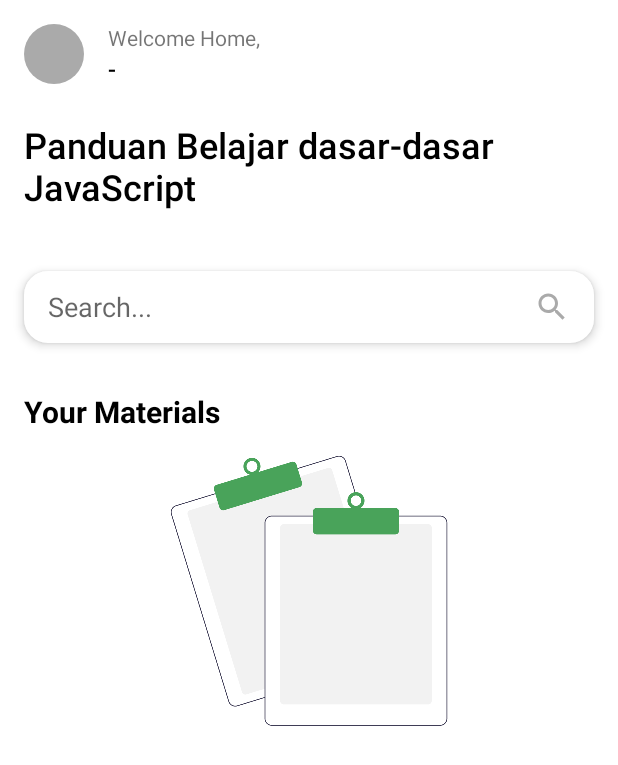
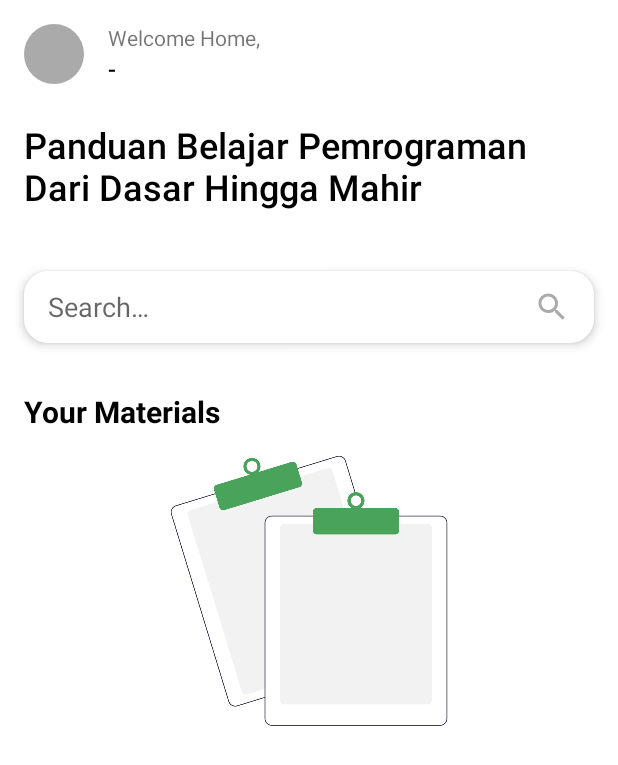
Before and after one commit to mumaralfajar/coursekai, an Android app: the screen it shows after launch once a user with an empty profile is signed in (MainActivity), on a phone screen of 412 x 824 dp. Shown: the top 765 px of the screen. Run offline under Robolectric (Android 15) with nearby library versions, the phone set to English and light mode, and no system bars; our stand-ins replace CircleImageView, Firebase (no records; nobody signed in at launch, a user with empty details on screens opened directly); pictures from the network do not load.

Commit message:
add strings

```diff
--- a/app/src/main/res/values/strings.xml
+++ b/app/src/main/res/values/strings.xml
@@ -15,15 +15,15 @@
     <string name="confirm_new_password">Confirm New Password</string>
     <string name="welcome_home">Welcome Home,</string>
     <string name="default_text">-</string>
-    <string name="tag_line">Panduan Belajar dasar-dasar JavaScript</string>
-    <string name="search">Search...</string>
+    <string name="tag_line">Panduan Belajar Pemrograman Dari Dasar Hingga Mahir</string>
+    <string name="search">Search&#8230;</string>
     <string name="your_materials">Your Materials</string>
     <string name="logout">Logout</string>
     <string name="change_language">Change Language</string>
     <string name="user_profile">User Profile</string>
     <string name="error">Error</string>
     <string name="success">Success</string>
-    <string name="please_wait">Please wait...</string>
+    <string name="please_wait">Please wait&#8230;</string>
     <string name="please_field_your_name">Please field your name</string>
     <string name="please_field_your_confirm_password">Please field your confirm password</string>
     <string name="please_field_your_password_more_than_8">Please field your password more than 8</string>
```
